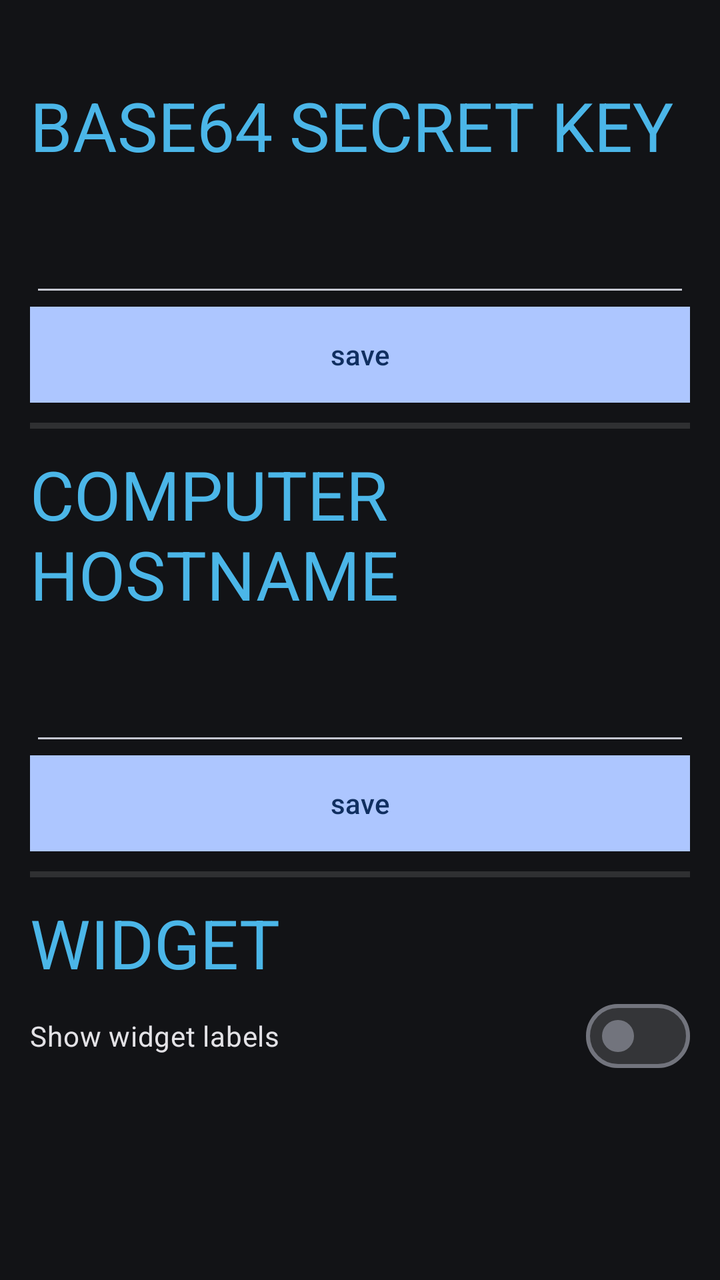
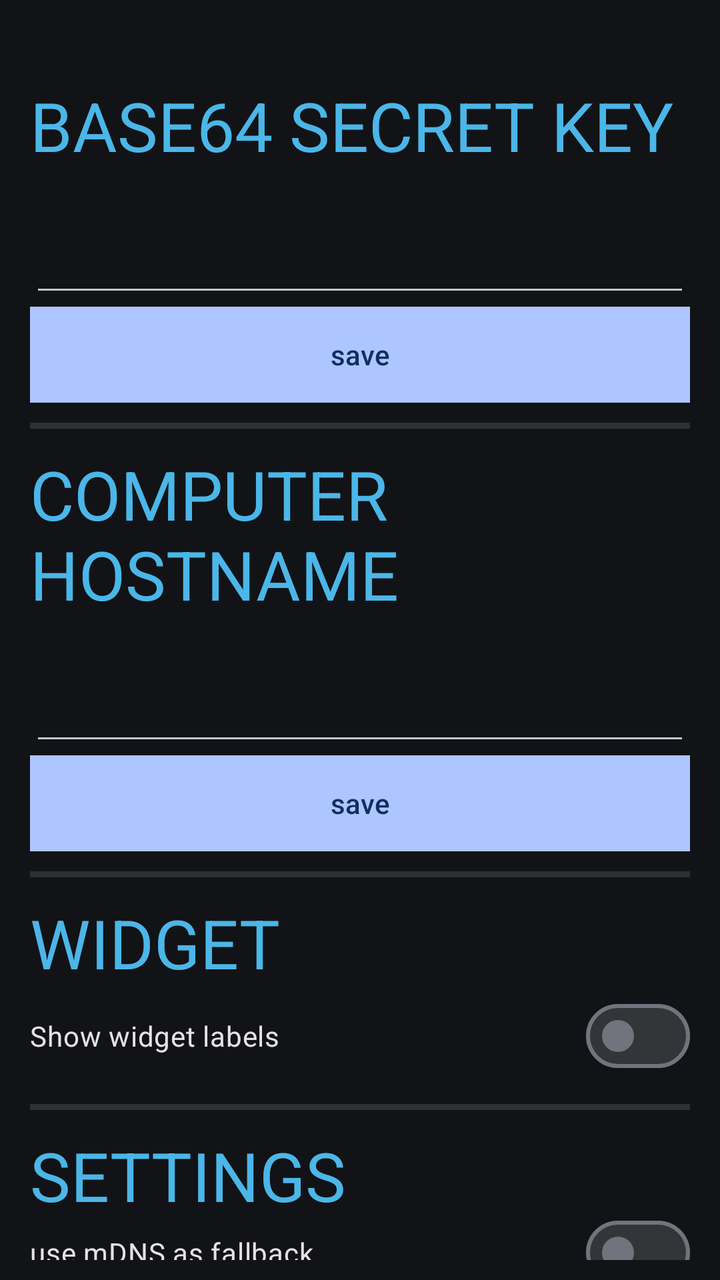

Two renders of the same Android screen: before a commit and after it. Below are the layout's source before the change and the commit's diff.
<!-- AndroidManifest.xml: application theme Theme.Material3.DynamicColors.Dark.NoActionBar -->
<!-- res/layout/main_activity.xml -->
<?xml version="1.0" encoding="utf-8"?>
<LinearLayout xmlns:android="http://schemas.android.com/apk/res/android"
    xmlns:app="http://schemas.android.com/apk/res-auto"
    xmlns:tools="http://schemas.android.com/tools"
    android:layout_width="match_parent"
    android:layout_height="match_parent"
    android:background="?android:attr/colorBackground"
    android:gravity="center_horizontal"
    android:orientation="vertical"
    android:paddingHorizontal="15dp"
    android:paddingTop="40dp">

    <LinearLayout
        android:layout_width="match_parent"
        android:layout_height="wrap_content"
        android:gravity="center"
        android:orientation="vertical"
        android:paddingBottom="10dp">

        <TextView
            android:id="@+id/secret_key_label"
            android:layout_width="match_parent"
            android:layout_height="wrap_content"
            android:text="BASE64 SECRET KEY"
            android:textAppearance="@style/TextAppearance.AppCompat.Display1"
            android:textColor="@color/material_dynamic_primary70"
            android:textFontWeight="500" />

        <EditText
            android:id="@+id/secret_key_text_entry"
            android:layout_width="match_parent"
            android:layout_height="68dp"
            android:ems="10"
            android:inputType="text|textVisiblePassword|textNoSuggestions" />

        <Button
            android:id="@+id/secret_key_save_button"
            android:layout_width="match_parent"
            android:layout_height="wrap_content"
            android:background="@color/material_dynamic_neutral40"
            android:text="save" />

    </LinearLayout>

    <View
        android:id="@+id/divider"
        android:layout_width="match_parent"
        android:layout_height="3dp"
        android:background="?android:attr/listDivider" />

    <LinearLayout
        android:layout_width="match_parent"
        android:layout_height="wrap_content"
        android:gravity="center"
        android:orientation="vertical"
        android:paddingTop="10dp"
        android:paddingBottom="10dp">

        <TextView
            android:id="@+id/computer_hostname_label"
            android:layout_width="match_parent"
            android:layout_height="wrap_content"
            android:text="COMPUTER HOSTNAME"
            android:textAppearance="@style/TextAppearance.AppCompat.Display1"
            android:textColor="@color/material_dynamic_primary70"
            android:textFontWeight="500" />

        <EditText
            android:id="@+id/computer_hostname_text_entry"
            android:layout_width="match_parent"
            android:layout_height="68dp"
            android:ems="10"
            android:inputType="text|textNoSuggestions" />

        <Button
            android:id="@+id/computer_hostname_save_button"
            android:layout_width="match_parent"
            android:layout_height="wrap_content"
            android:background="@color/material_dynamic_neutral40"
            android:text="save" />

    </LinearLayout>

    <View
        android:layout_width="match_parent"
        android:layout_height="3dp"
        android:background="?android:attr/listDivider" />

    <LinearLayout
        android:layout_width="match_parent"
        android:layout_height="match_parent"
        android:orientation="vertical"
        android:paddingVertical="10dp">

        <TextView
            android:id="@+id/textView"
            android:layout_width="match_parent"
            android:layout_height="wrap_content"
            android:text="WIDGET"
            android:textAppearance="@style/TextAppearance.AppCompat.Display1"
            android:textColor="@color/material_dynamic_primary70" />

        <com.google.android.material.materialswitch.MaterialSwitch
            android:id="@+id/showLabelsSwitch"
            android:layout_width="match_parent"
            android:layout_height="wrap_content"
            android:checked="false"
            android:text="Show widget labels"
            tools:checked="true" />
    </LinearLayout>

</LinearLayout>
<!-- resources referenced by this layout -->
<resources>

</resources>

<!-- the commit's change to res/layout/main_activity.xml (unified diff, before → after) -->
@@ -88,7 +88,7 @@
 
     <LinearLayout
         android:layout_width="match_parent"
-        android:layout_height="match_parent"
+        android:layout_height="wrap_content"
         android:orientation="vertical"
         android:paddingVertical="10dp">
 
@@ -109,4 +109,29 @@
             tools:checked="true" />
     </LinearLayout>
 
+    <View
+        android:layout_width="match_parent"
+        android:layout_height="3dp"
+        android:background="?android:attr/listDivider" />
+
+    <LinearLayout
+        android:layout_width="match_parent"
+        android:layout_height="match_parent"
+        android:paddingVertical="10dp"
+        android:orientation="vertical">
+
+        <TextView
+            android:layout_width="match_parent"
+            android:layout_height="wrap_content"
+            android:textAppearance="@style/TextAppearance.AppCompat.Display1"
+            android:textColor="@color/material_dynamic_primary70"
+            android:textFontWeight="500"
+            android:text="SETTINGS" />
+        <com.google.android.material.materialswitch.MaterialSwitch
+            android:id="@+id/useMdnsFallbackSwitch"
+            android:layout_width="match_parent"
+            android:layout_height="wrap_content"
+            android:text="use mDNS as fallback"/>
+    </LinearLayout>
+
 </LinearLayout>
